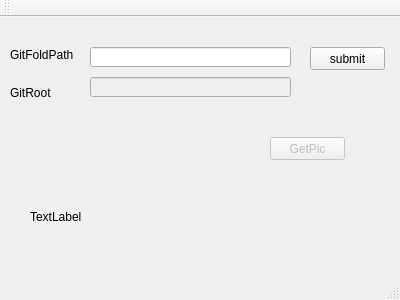
Qt form mainwindow.ui (supermanc88/UploadPicToGithub) before a commit.
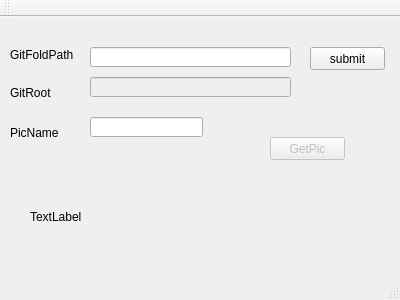
The same form after that commit.

What changed in the file:
```diff
--- a/mainwindow.ui
+++ b/mainwindow.ui
@@ -108,6 +108,29 @@
      <string>GitRoot</string>
     </property>
    </widget>
+   <widget class="QLabel" name="label_4">
+    <property name="geometry">
+     <rect>
+      <x>10</x>
+      <y>110</y>
+      <width>54</width>
+      <height>12</height>
+     </rect>
+    </property>
+    <property name="text">
+     <string>PicName</string>
+    </property>
+   </widget>
+   <widget class="QLineEdit" name="picSaveName">
+    <property name="geometry">
+     <rect>
+      <x>90</x>
+      <y>100</y>
+      <width>113</width>
+      <height>20</height>
+     </rect>
+    </property>
+   </widget>
   </widget>
   <widget class="QMenuBar" name="menuBar">
    <property name="geometry">
```
